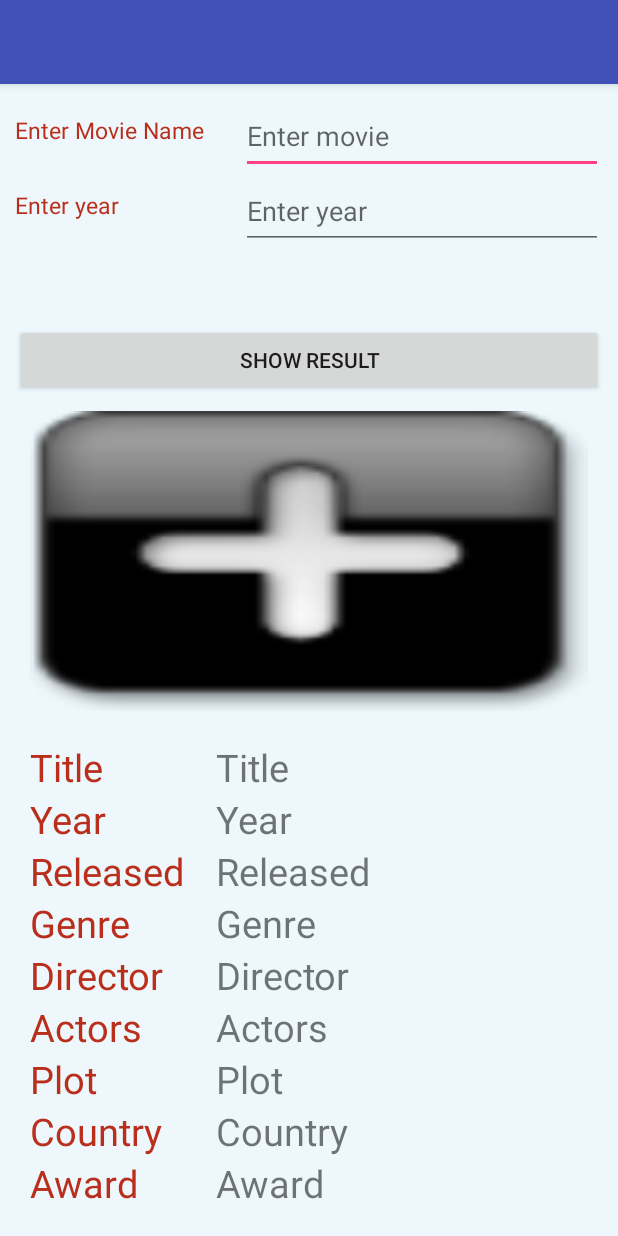
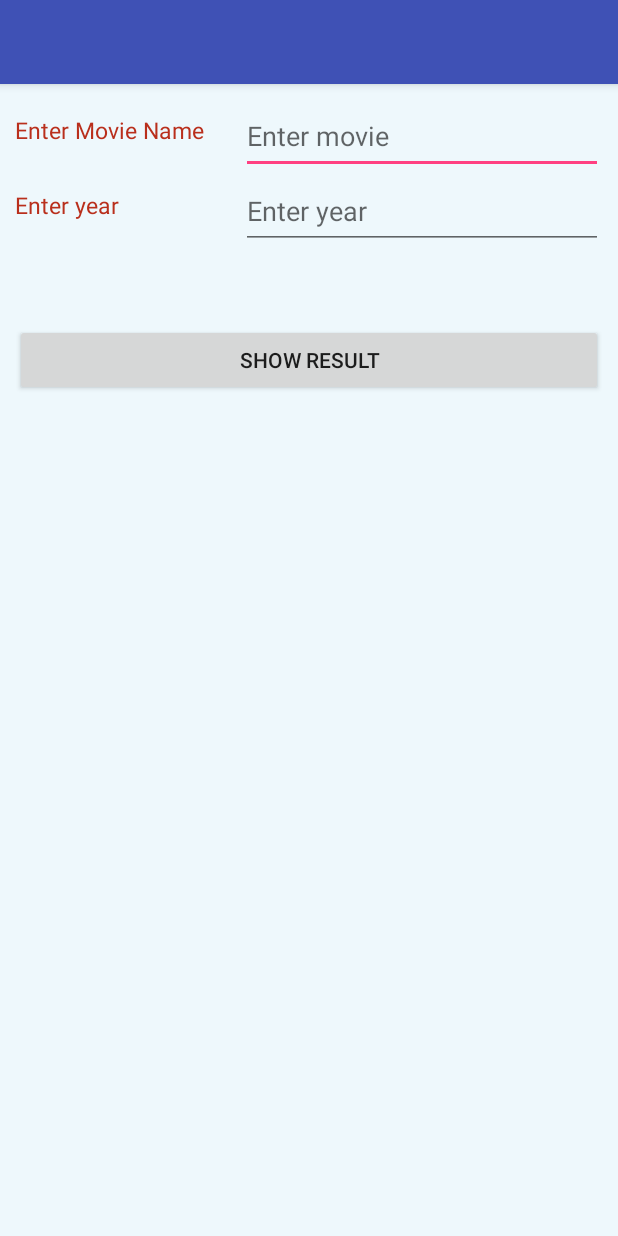
Before and after one commit to sunilrawat23/Movie-Search, an Android app: the screen it shows after launch (MainActivity), after a tap on "SHOW RESULT", on a phone screen of 412 x 824 dp. Run offline under Robolectric (Android 15) with nearby library versions, the phone set to English and light mode, and no system bars; our stand-ins replace Picasso; network calls fail; pictures from the network do not load; 1 statement that could not run was skipped.

Commit message:
Initial commit

```diff
--- a/app/src/main/java/com/example/sunil/mymovie/MainActivity.java
+++ b/app/src/main/java/com/example/sunil/mymovie/MainActivity.java
@@ -14,6 +14,7 @@ import android.view.MenuItem;
 import android.widget.Button;
 import android.widget.EditText;
 import android.widget.ImageView;
+import android.widget.LinearLayout;
 import android.widget.ListView;
 import android.widget.TextView;
 import android.widget.Toast;
@@ -32,6 +33,7 @@ public class MainActivity extends AppCompatActivity {
     Button btn;
     EditText ed1,ed2;
     TextView txt_title,txt_year,txt_released,txt_genre,txt_director,txt_actors,txt_plot,txt_country,txt_award;
+    LinearLayout linearLayout;
     ImageView img_poster;
 
     @Override
@@ -42,7 +44,8 @@ public class MainActivity extends AppCompatActivity {
         btn=(Button)findViewById(R.id.show);
         ed1=(EditText)findViewById(R.id.moviename);
         ed2=(EditText)findViewById(R.id.year);
-btn.setOnClickListener(new View.OnClickListener() {
+
+        btn.setOnClickListener(new View.OnClickListener() {
     @Override
     public void onClick(View v) {
         String name=ed1.getText().toString();
@@ -58,16 +61,14 @@ btn.setOnClickListener(new View.OnClickListener() {
         txt_country=(TextView) findViewById(R.id.txt_country);
         txt_award=(TextView) findViewById(R.id.txt_award);
 
-        PrefUtils
-                .saveToPrefs(
+        linearLayout=(LinearLayout)findViewById(R.id.layout_result);
+
+        PrefUtils.saveToPrefs(
                         getApplicationContext(),
-                        PrefUtils.PREFS_LOGIN_PRIVACY_KEY,
-                        name);
-        PrefUtils
-                .saveToPrefs(
+                        PrefUtils.PREFS_LOGIN_PRIVACY_KEY, name);
+        PrefUtils.saveToPrefs(
                         getApplicationContext(),
-                        PrefUtils.PREFS_COMPETITION_KEY,
-                        year);
+                        PrefUtils.PREFS_COMPETITION_KEY, year);
 
         mSignUpAsync = new SignUpAsync();
         mSignUpAsync.execute(Constant.TXT_BLANK);
@@ -92,8 +93,6 @@ btn.setOnClickListener(new View.OnClickListener() {
                 dialog.setCancelable(false);
                 dialog.show();
 
-
-
             } catch (Exception e) {
                 e.printStackTrace();
             }
@@ -103,7 +102,6 @@ btn.setOnClickListener(new View.OnClickListener() {
         protected String doInBackground(String... params) {
 
             response = CallSignUpService();
-
             return response;
         }
 
--- a/app/src/main/java/com/example/sunil/mymovie/PrefUtils.java
+++ b/app/src/main/java/com/example/sunil/mymovie/PrefUtils.java
@@ -12,8 +12,7 @@ public class PrefUtils {
 
 
 	public static void saveToPrefs(Context context, String key, String value) {
-		SharedPreferences prefs = PreferenceManager
-				.getDefaultSharedPreferences(context);
+		SharedPreferences prefs = PreferenceManager.getDefaultSharedPreferences(context);
 		final SharedPreferences.Editor editor = prefs.edit();
 		editor.putString(key, value);
 		editor.commit();
@@ -21,8 +20,7 @@ public class PrefUtils {
 
 	public static String getFromPrefs(Context context, String key,
 			String defaultValue) {
-		SharedPreferences sharedPrefs = PreferenceManager
-				.getDefaultSharedPreferences(context);
+		SharedPreferences sharedPrefs = PreferenceManager.getDefaultSharedPreferences(context);
 		try {
 			return sharedPrefs.getString(key, defaultValue);
 		} catch (Exception e) {
--- a/app/src/main/res/layout/content_main.xml
+++ b/app/src/main/res/layout/content_main.xml
@@ -81,6 +81,14 @@
         android:text="Show Result"
         android:id="@+id/show"
         />
+    <LinearLayout
+        android:layout_width="match_parent"
+        android:layout_height="match_parent"
+        android:orientation="vertical"
+        android:id="@+id/layout_result"
+        android:visibility="invisible">
+
+
         <LinearLayout
             android:layout_width="match_parent"
             android:layout_height="wrap_content"
@@ -336,6 +344,9 @@
             </LinearLayout>
 
         </LinearLayout>
+
+    </LinearLayout>
+
 </LinearLayout>
 
 
```
Lines whose indentation alone changed are shown as unchanged.
